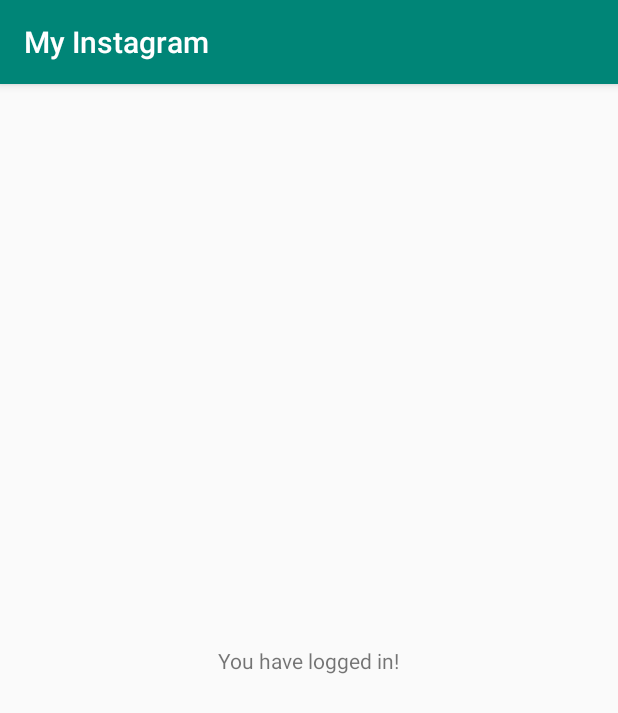
After one commit to VerdantPanda/MyInstagram, an Android app: the HomeActivity screen opened directly, with no data from a screen before it, on a phone screen of 412 x 824 dp. The commit adds this screen. Shown: the top 713 px of the screen. Run offline under Robolectric (Android 15) with nearby library versions, the phone set to English and light mode, and no system bars.

Commit message:
Added Home Activity, Post model, and configured the ParseApp class.

```diff
--- a/app/build.gradle
+++ b/app/build.gradle
@@ -34,4 +34,6 @@ dependencies {
     // Parser
     implementation 'com.parse.bolts:bolts-android:1.4.0'
     implementation 'com.parse:parse-android:1.17.3'
+
+
 }
--- /dev/null
+++ b/app/src/main/java/com/example/myinstagram/HomeActivity.java
@@ -0,0 +1,13 @@
+package com.example.myinstagram;
+
+import android.support.v7.app.AppCompatActivity;
+import android.os.Bundle;
+
+public class HomeActivity extends AppCompatActivity {
+
+    @Override
+    protected void onCreate(Bundle savedInstanceState) {
+        super.onCreate(savedInstanceState);
+        setContentView(R.layout.activity_home);
+    }
+}
--- /dev/null
+++ b/app/src/main/res/layout/activity_home.xml
@@ -0,0 +1,24 @@
+<?xml version="1.0" encoding="utf-8"?>
+<android.support.constraint.ConstraintLayout xmlns:android="http://schemas.android.com/apk/res/android"
+    xmlns:app="http://schemas.android.com/apk/res-auto"
+    xmlns:tools="http://schemas.android.com/tools"
+    android:layout_width="match_parent"
+    android:layout_height="match_parent"
+    tools:context=".HomeActivity">
+
+    <TextView
+        android:id="@+id/textView"
+        android:layout_width="wrap_content"
+        android:layout_height="wrap_content"
+        android:layout_marginStart="144dp"
+        android:layout_marginLeft="144dp"
+        android:layout_marginTop="356dp"
+        android:layout_marginEnd="144dp"
+        android:layout_marginRight="144dp"
+        android:layout_marginBottom="356dp"
+        android:text="You have logged in!"
+        app:layout_constraintBottom_toBottomOf="parent"
+        app:layout_constraintEnd_toEndOf="parent"
+        app:layout_constraintStart_toStartOf="parent"
+        app:layout_constraintTop_toTopOf="parent" />
+</android.support.constraint.ConstraintLayout>
```
Also changed, not shown: app/src/main/AndroidManifest.xml (+6 -1 lines), app/src/main/java/com/example/myinstagram/MainActivity.java (+49 -3 lines), app/src/main/java/com/example/myinstagram/ParseApp.java (added, +20 -0 lines), app/src/main/java/com/example/myinstagram/model/Post.java (added, +27 -0 lines).
